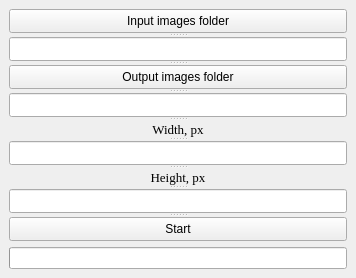
Old version of the form design.ui in the repository talentlesszxc/crop_compress_images_masks_gui.
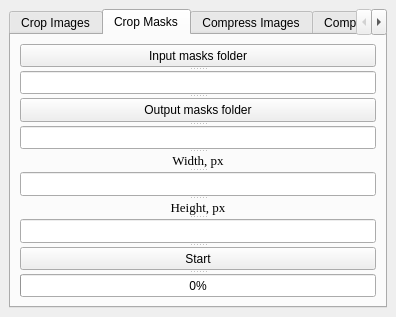
New version of the form. The open tabs and pages were chosen to show the change.

Commit message: Added functions (tabs): crop masks, compress images and masks. Added working progressbar with %.

Patch:
```diff
--- a/design.ui
+++ b/design.ui
@@ -6,17 +6,27 @@
    <rect>
     <x>0</x>
     <y>0</y>
-    <width>356</width>
-    <height>278</height>
+    <width>396</width>
+    <height>317</height>
    </rect>
   </property>
   <property name="windowTitle">
    <string>Crop images</string>
   </property>
   <widget class="QWidget" name="centralwidget">
-   <layout class="QVBoxLayout" name="verticalLayout">
+   <layout class="QVBoxLayout" name="verticalLayout_2">
     <item>
-     <widget class="QSplitter" name="splitter">
+     <widget class="QTabWidget" name="tabWidget">
+      <property name="currentIndex">
+       <number>0</number>
+      </property>
+      <widget class="QWidget" name="tab_13">
+       <attribute name="title">
+        <string>Crop Images</string>
+       </attribute>
+       <layout class="QVBoxLayout" name="verticalLayout_3">
+        <item>
+         <widget class="QSplitter" name="splitter_2">
       <property name="orientation">
        <enum>Qt::Vertical</enum>
       </property>
@@ -32,7 +42,7 @@
        </property>
       </widget>
       <widget class="QLineEdit" name="output_path_edit"/>
-      <widget class="QLabel" name="label">
+          <widget class="QLabel" name="label_0">
        <property name="font">
         <font>
          <family>Times New Roman</family>
@@ -61,7 +71,7 @@
         <set>Qt::AlignCenter</set>
        </property>
       </widget>
-      <widget class="QLabel" name="label_2">
+          <widget class="QLabel" name="label_1">
        <property name="font">
         <font>
          <family>Times New Roman</family>
@@ -89,9 +99,6 @@
         <string>Start</string>
        </property>
       </widget>
-     </widget>
-    </item>
-    <item>
      <widget class="QProgressBar" name="progressBar">
       <property name="value">
        <number>0</number>
@@ -99,9 +106,226 @@
       <property name="alignment">
        <set>Qt::AlignCenter</set>
       </property>
+           <property name="textVisible">
+            <bool>true</bool>
+           </property>
+           <property name="invertedAppearance">
+            <bool>false</bool>
+           </property>
       <property name="format">
+            <string>%p%</string>
+           </property>
+          </widget>
+         </widget>
+        </item>
+       </layout>
+      </widget>
+      <widget class="QWidget" name="tab_14">
+       <attribute name="title">
+        <string>Crop Masks</string>
+       </attribute>
+       <layout class="QVBoxLayout" name="verticalLayout_4">
+        <item>
+         <widget class="QSplitter" name="splitter_3">
+          <property name="orientation">
+           <enum>Qt::Vertical</enum>
+          </property>
+          <widget class="QPushButton" name="input_folder_button_2">
+           <property name="text">
+            <string>Input masks folder</string>
+           </property>
+          </widget>
+          <widget class="QLineEdit" name="input_path_edit_2"/>
+          <widget class="QPushButton" name="output_folder_button_2">
+           <property name="text">
+            <string>Output masks folder</string>
+           </property>
+          </widget>
+          <widget class="QLineEdit" name="output_path_edit_2"/>
+          <widget class="QLabel" name="label_7">
+           <property name="font">
+            <font>
+             <family>Times New Roman</family>
+             <pointsize>10</pointsize>
+             <weight>50</weight>
+             <italic>false</italic>
+             <bold>false</bold>
+             <underline>false</underline>
+            </font>
+           </property>
+           <property name="layoutDirection">
+            <enum>Qt::LeftToRight</enum>
+           </property>
+           <property name="text">
+            <string>Width, px</string>
+           </property>
+           <property name="scaledContents">
+            <bool>false</bool>
+           </property>
+           <property name="alignment">
+            <set>Qt::AlignCenter</set>
+           </property>
+          </widget>
+          <widget class="QLineEdit" name="required_width_edit_2">
+           <property name="alignment">
+            <set>Qt::AlignCenter</set>
+           </property>
+          </widget>
+          <widget class="QLabel" name="label_8">
+           <property name="font">
+            <font>
+             <family>Times New Roman</family>
+             <pointsize>10</pointsize>
+             <weight>50</weight>
+             <italic>false</italic>
+             <bold>false</bold>
+             <underline>false</underline>
+            </font>
+           </property>
+           <property name="text">
+            <string>Height, px</string>
+           </property>
+           <property name="alignment">
+            <set>Qt::AlignCenter</set>
+           </property>
+          </widget>
+          <widget class="QLineEdit" name="required_height_edit_2">
+           <property name="alignment">
+            <set>Qt::AlignCenter</set>
+           </property>
+          </widget>
+          <widget class="QPushButton" name="start_button_2">
+           <property name="text">
+            <string>Start</string>
+           </property>
+          </widget>
+          <widget class="QProgressBar" name="progressBar_2">
+           <property name="value">
+            <number>0</number>
+           </property>
+           <property name="alignment">
+            <set>Qt::AlignCenter</set>
+           </property>
+           <property name="format">
+            <string>%p%</string>
+           </property>
+          </widget>
+         </widget>
+        </item>
+       </layout>
+      </widget>
+      <widget class="QWidget" name="tab_15">
+       <attribute name="title">
+        <string>Compress Images</string>
+       </attribute>
+       <layout class="QVBoxLayout" name="verticalLayout">
+        <item>
+         <widget class="QPushButton" name="input_folder_button_3">
+          <property name="text">
+           <string>Input images folder</string>
+          </property>
+         </widget>
+        </item>
+        <item>
+         <widget class="QLineEdit" name="input_path_edit_3"/>
+        </item>
+        <item>
+         <widget class="QPushButton" name="output_folder_button_3">
+          <property name="text">
+           <string>Output images .h5 folder</string>
+          </property>
+         </widget>
+        </item>
+        <item>
+         <widget class="QLineEdit" name="output_path_edit_3">
+          <property name="text">
        <string/>
       </property>
+         </widget>
+        </item>
+        <item>
+         <widget class="QLineEdit" name="lineEdit">
+          <property name="text">
+           <string>Total number of files:</string>
+          </property>
+         </widget>
+        </item>
+        <item>
+         <widget class="QPushButton" name="start_button_3">
+          <property name="text">
+           <string>Start</string>
+          </property>
+         </widget>
+        </item>
+        <item>
+         <widget class="QProgressBar" name="progressBar_3">
+          <property name="value">
+           <number>0</number>
+          </property>
+          <property name="alignment">
+           <set>Qt::AlignCenter</set>
+          </property>
+          <property name="format">
+           <string>%p%</string>
+          </property>
+         </widget>
+        </item>
+       </layout>
+      </widget>
+      <widget class="QWidget" name="tab_16">
+       <attribute name="title">
+        <string>Compress Masks</string>
+       </attribute>
+       <layout class="QVBoxLayout" name="verticalLayout_5">
+        <item>
+         <widget class="QPushButton" name="input_folder_button_4">
+          <property name="text">
+           <string>Input masks folder</string>
+          </property>
+         </widget>
+        </item>
+        <item>
+         <widget class="QLineEdit" name="input_path_edit_4"/>
+        </item>
+        <item>
+         <widget class="QPushButton" name="output_folder_button_4">
+          <property name="text">
+           <string>Output masks.h5 folder</string>
+          </property>
+         </widget>
+        </item>
+        <item>
+         <widget class="QLineEdit" name="output_path_edit_4"/>
+        </item>
+        <item>
+         <widget class="QLineEdit" name="lineEdit_2">
+          <property name="text">
+           <string>Total number of files:</string>
+          </property>
+         </widget>
+        </item>
+        <item>
+         <widget class="QPushButton" name="start_button_4">
+          <property name="text">
+           <string>Start</string>
+          </property>
+         </widget>
+        </item>
+        <item>
+         <widget class="QProgressBar" name="progressBar_4">
+          <property name="value">
+           <number>0</number>
+          </property>
+          <property name="alignment">
+           <set>Qt::AlignCenter</set>
+          </property>
+          <property name="format">
+           <string>%p%</string>
+          </property>
+         </widget>
+        </item>
+       </layout>
+      </widget>
      </widget>
     </item>
    </layout>
```
Left out of the diff: 6 changed lines with no effect on the pictures. Lines whose indentation alone changed are shown as unchanged. The commit also changes 2 other files.
